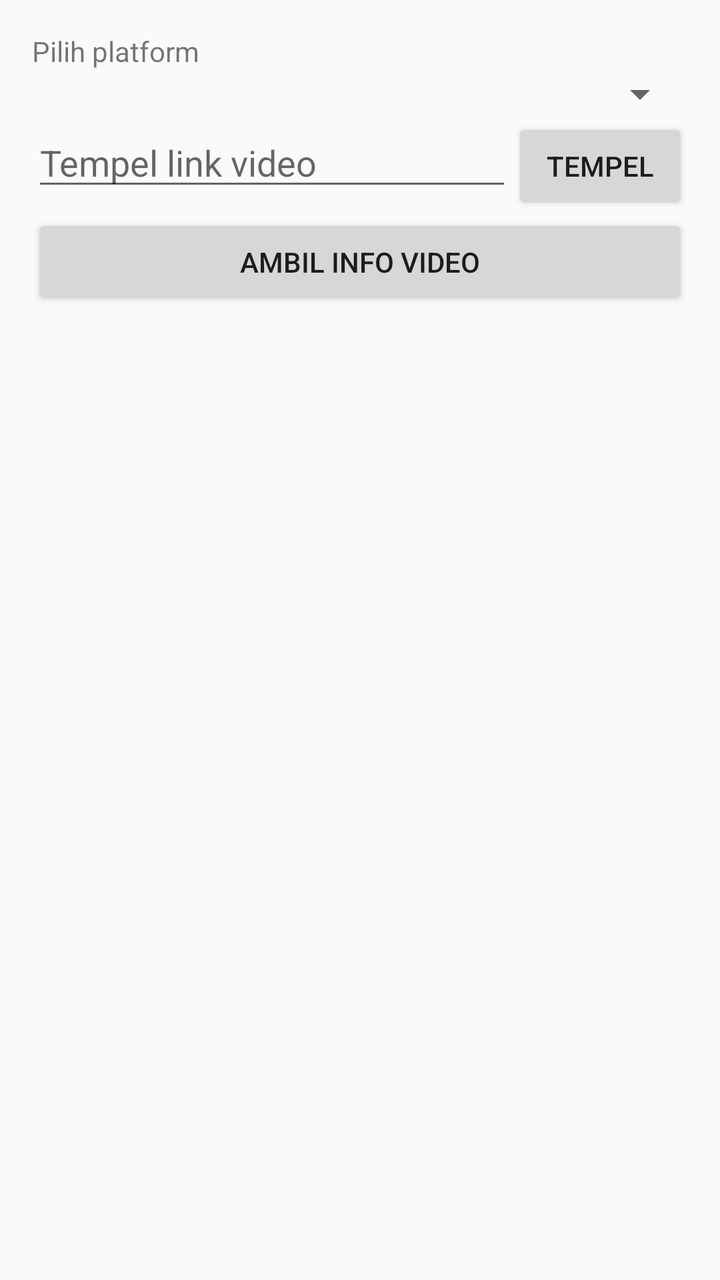
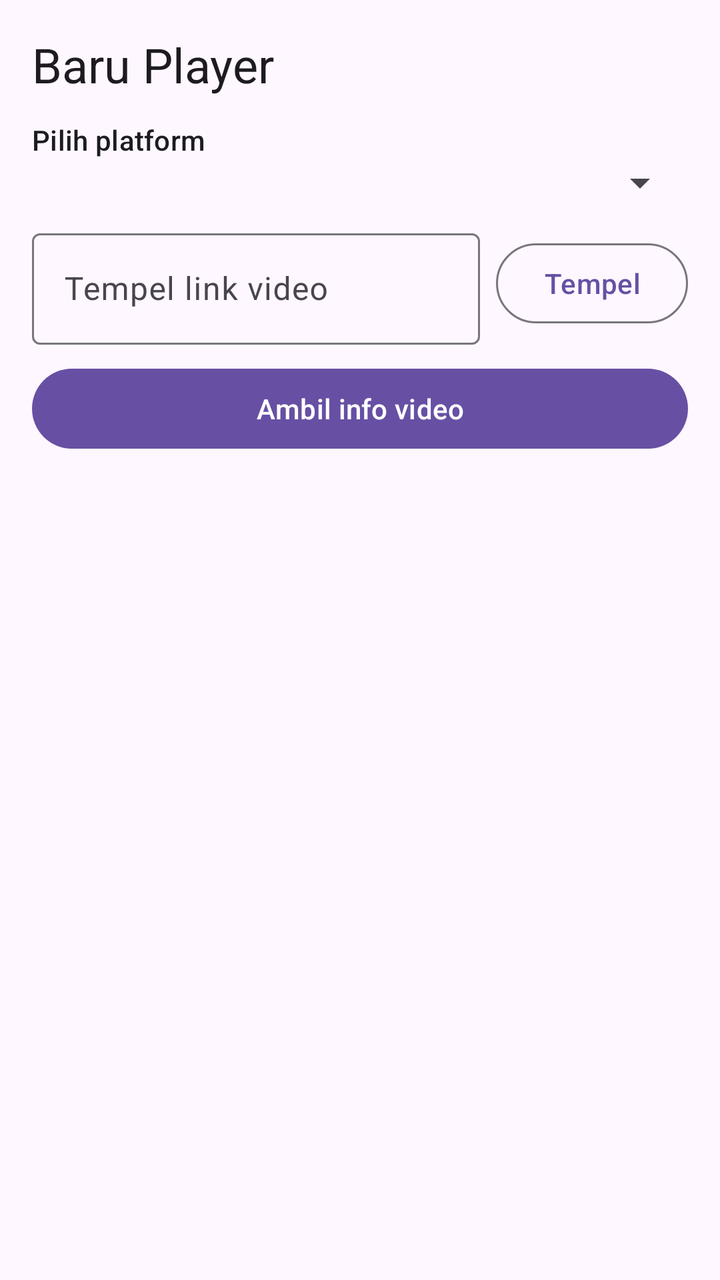

Before-and-after screenshots of an Android layout around one commit, followed by the original layout XML and the change that was made.
<!-- AndroidManifest.xml: application theme AppTheme -->
<!-- res/layout/activity_main.xml -->
<?xml version="1.0" encoding="utf-8"?>
<LinearLayout xmlns:android="http://schemas.android.com/apk/res/android"
    android:layout_width="match_parent"
    android:layout_height="match_parent"
    android:orientation="vertical"
    android:padding="16dp">

    <TextView
        android:layout_width="wrap_content"
        android:layout_height="wrap_content"
        android:text="@string/pilih_platform" />

    <Spinner
        android:id="@+id/sp_platform"
        android:layout_width="match_parent"
        android:layout_height="wrap_content" />

    <LinearLayout
        android:layout_width="match_parent"
        android:layout_height="wrap_content"
        android:orientation="horizontal">

        <EditText
            android:id="@+id/et_url"
            android:layout_width="0dp"
            android:layout_height="wrap_content"
            android:layout_weight="1"
            android:hint="@string/hint_link"
            android:inputType="textUri"
            android:maxLines="1" />

        <Button
            android:id="@+id/btn_paste"
            android:layout_width="wrap_content"
            android:layout_height="wrap_content"
            android:text="@string/tempel" />
    </LinearLayout>

    <Button
        android:id="@+id/btn_go"
        android:layout_width="match_parent"
        android:layout_height="wrap_content"
        android:text="@string/ambil" />

    <ProgressBar
        android:id="@+id/progress"
        style="?android:attr/progressBarStyleHorizontal"
        android:layout_width="match_parent"
        android:layout_height="wrap_content"
        android:indeterminate="true"
        android:visibility="gone" />

    <TextView
        android:id="@+id/tv_status"
        android:layout_width="match_parent"
        android:layout_height="wrap_content"
        android:paddingTop="8dp"
        android:paddingBottom="8dp" />

    <ListView
        android:id="@+id/lv_options"
        android:layout_width="match_parent"
        android:layout_height="0dp"
        android:layout_weight="1" />
</LinearLayout>
<!-- resources referenced by this layout -->
<resources>
  <string name="ambil">Ambil info video</string>
  <string name="hint_link">Tempel link video</string>
  <string name="pilih_platform">Pilih platform</string>
  <string name="tempel">Tempel</string>
  <style name="AppTheme" parent="Theme.AppCompat.DayNight.DarkActionBar" />
</resources>

<!-- the commit's change to res/layout/activity_main.xml (unified diff, before → after) -->
@@ -1,5 +1,6 @@
 <?xml version="1.0" encoding="utf-8"?>
 <LinearLayout xmlns:android="http://schemas.android.com/apk/res/android"
+    xmlns:app="http://schemas.android.com/apk/res-auto"
     android:layout_width="match_parent"
     android:layout_height="match_parent"
     android:orientation="vertical"
@@ -8,31 +9,49 @@
     <TextView
         android:layout_width="wrap_content"
         android:layout_height="wrap_content"
-        android:text="@string/pilih_platform" />
+        android:paddingBottom="12dp"
+        android:text="@string/app_name"
+        android:textAppearance="?attr/textAppearanceHeadlineSmall" />
+
+    <TextView
+        android:layout_width="wrap_content"
+        android:layout_height="wrap_content"
+        android:text="@string/pilih_platform"
+        android:textAppearance="?attr/textAppearanceLabelLarge" />
 
     <Spinner
         android:id="@+id/sp_platform"
         android:layout_width="match_parent"
-        android:layout_height="wrap_content" />
+        android:layout_height="wrap_content"
+        android:layout_marginBottom="8dp" />
 
     <LinearLayout
         android:layout_width="match_parent"
         android:layout_height="wrap_content"
+        android:gravity="center_vertical"
         android:orientation="horizontal">
 
-        <EditText
-            android:id="@+id/et_url"
+        <com.google.android.material.textfield.TextInputLayout
+            style="?attr/textInputOutlinedStyle"
             android:layout_width="0dp"
             android:layout_height="wrap_content"
             android:layout_weight="1"
-            android:hint="@string/hint_link"
-            android:inputType="textUri"
-            android:maxLines="1" />
+            android:hint="@string/hint_link">
+
+            <com.google.android.material.textfield.TextInputEditText
+                android:id="@+id/et_url"
+                android:layout_width="match_parent"
+                android:layout_height="wrap_content"
+                android:inputType="textUri"
+                android:maxLines="1" />
+        </com.google.android.material.textfield.TextInputLayout>
 
         <Button
             android:id="@+id/btn_paste"
+            style="?attr/materialButtonOutlinedStyle"
             android:layout_width="wrap_content"
             android:layout_height="wrap_content"
+            android:layout_marginStart="8dp"
             android:text="@string/tempel" />
     </LinearLayout>
 
@@ -40,13 +59,14 @@
         android:id="@+id/btn_go"
         android:layout_width="match_parent"
         android:layout_height="wrap_content"
+        android:layout_marginTop="8dp"
         android:text="@string/ambil" />
 
-    <ProgressBar
+    <com.google.android.material.progressindicator.LinearProgressIndicator
         android:id="@+id/progress"
-        style="?android:attr/progressBarStyleHorizontal"
         android:layout_width="match_parent"
         android:layout_height="wrap_content"
+        android:layout_marginTop="8dp"
         android:indeterminate="true"
         android:visibility="gone" />
 
@@ -55,7 +75,8 @@
         android:layout_width="match_parent"
         android:layout_height="wrap_content"
         android:paddingTop="8dp"
-        android:paddingBottom="8dp" />
+        android:paddingBottom="8dp"
+        android:textIsSelectable="true" />
 
     <ListView
         android:id="@+id/lv_options"
<!-- resource entries referenced after the edit -->
@@ -1,9 +1,10 @@
 <!-- resources referenced by this layout -->
 <resources>
   <string name="ambil">Ambil info video</string>
+  <string name="app_name">Baru Player</string>
   <string name="hint_link">Tempel link video</string>
   <string name="pilih_platform">Pilih platform</string>
   <string name="tempel">Tempel</string>
-  <style name="AppTheme" parent="Theme.AppCompat.DayNight.DarkActionBar" />
+  <style name="AppTheme" parent="Theme.Material3.DayNight.NoActionBar" />
 </resources>
 
